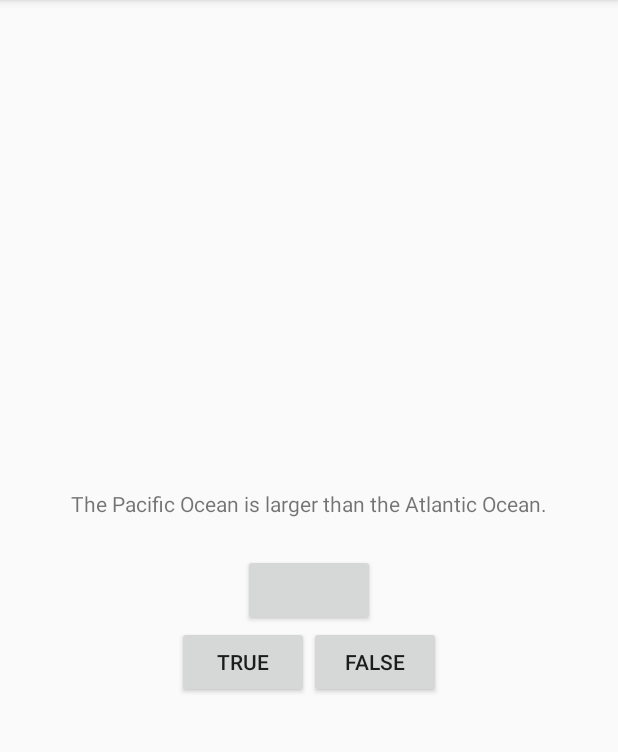
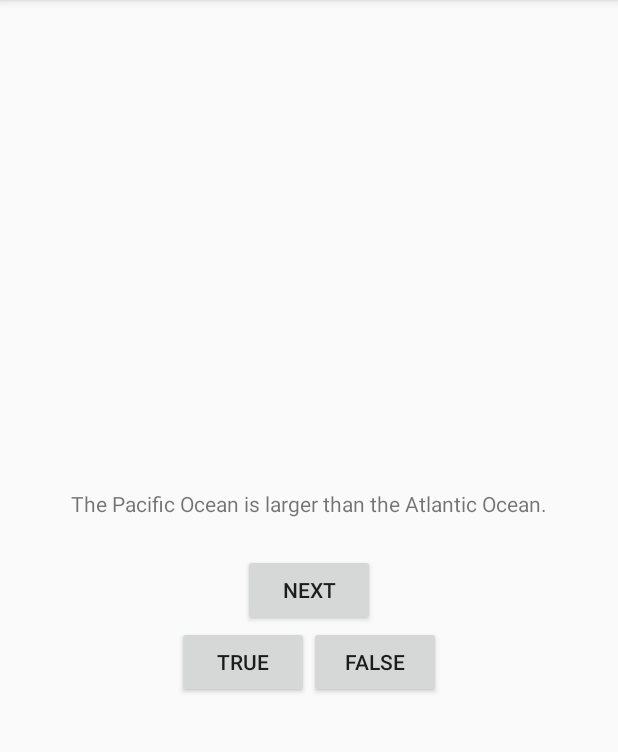
Before and after one commit to cskiro/GeoQuiz, an Android app: the screen it shows after launch (QuizActivity), on a phone screen of 412 x 824 dp, the part 84-836 px from its top. Run offline under Robolectric (Android 15) with nearby library versions, the phone set to English and light mode, and no system bars.

Commit message:
Adding text to Next button

```diff
--- a/app/src/main/res/layout/activity_quiz.xml
+++ b/app/src/main/res/layout/activity_quiz.xml
@@ -17,7 +17,8 @@
     <Button
         android:id="@+id/next_button"
         android:layout_width="wrap_content"
-        android:layout_height="wrap_content" />
+        android:layout_height="wrap_content"
+        android:text="Next"/>
 
     <LinearLayout
         android:layout_width="wrap_content"
```
